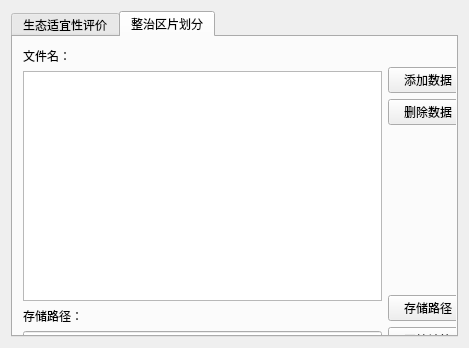
First picture: the form in src/ui/planning/planning.ui, repository herow/planning_qgis, before the edit.
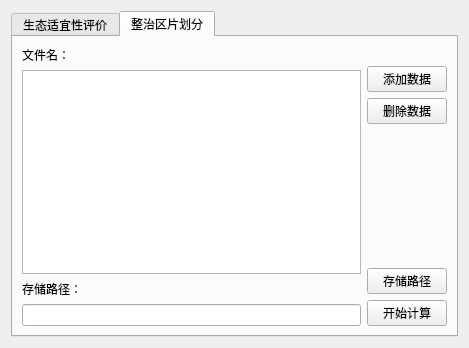
Second picture: the form after the edit. The open tabs and pages were chosen to show the change.

Patch:
```diff
--- a/src/ui/planning/planning.ui
+++ b/src/ui/planning/planning.ui
@@ -126,15 +126,8 @@
         <attribute name="title">
          <string>整治区片划分</string>
         </attribute>
-        <widget class="QWidget" name="layoutWidget_4">
-         <property name="geometry">
-          <rect>
-           <x>10</x>
-           <y>10</y>
-           <width>445</width>
-           <height>306</height>
-          </rect>
-         </property>
+        <layout class="QGridLayout" name="gridLayout_2">
+         <item row="0" column="0">
          <layout class="QHBoxLayout" name="horizontalLayout_6">
           <item>
            <layout class="QVBoxLayout" name="verticalLayout_10">
@@ -213,7 +206,8 @@
            </layout>
           </item>
          </layout>
-        </widget>
+         </item>
+        </layout>
        </widget>
       </widget>
      </item>
```
Left out of the diff: 2 changed lines with no effect on the pictures. Lines whose indentation alone changed are shown as unchanged.
